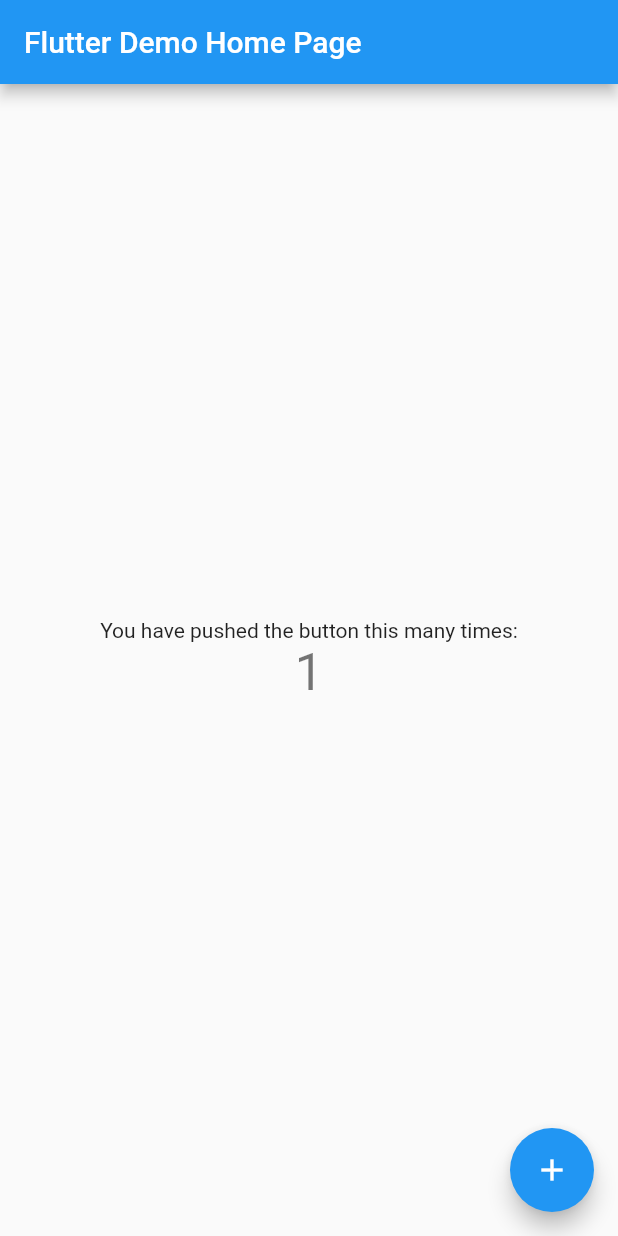
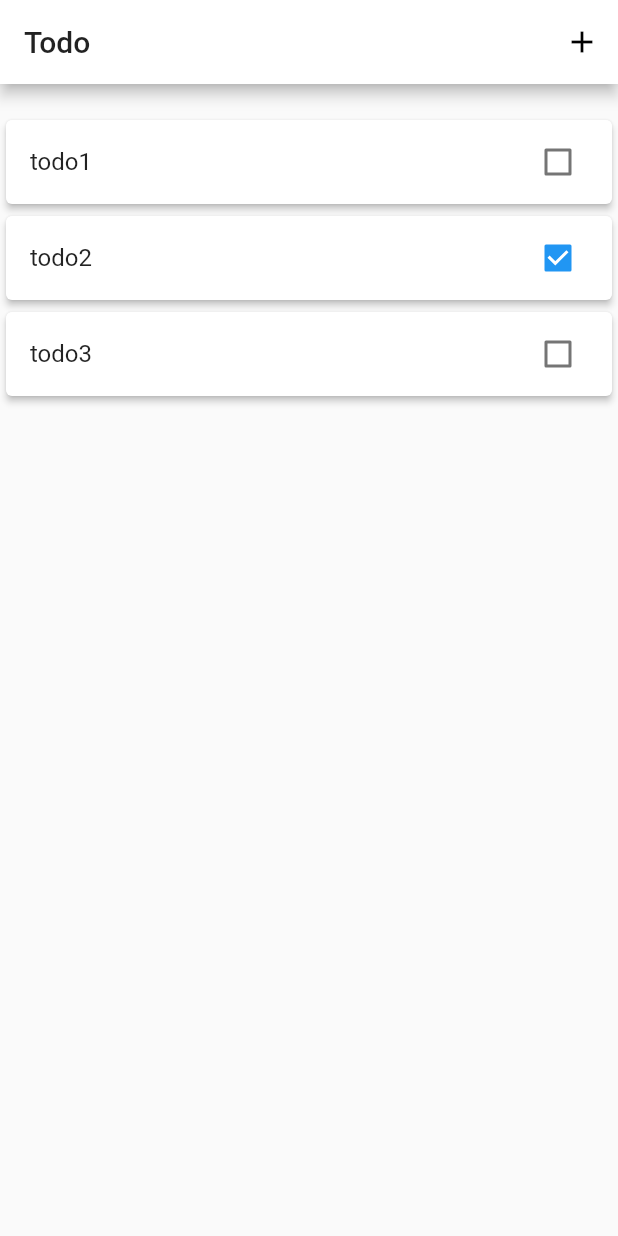
Before and after one commit to git-nori/_tr_flutter-todo, a Flutter app: the screen it shows after launch, after a tap on the "add" icon, on a phone screen of 412 x 824 dp. Run offline on Flutter 3.47's test engine with Material 2 defaults, Android fonts, the phone set to English and light mode, and no system bars; our stand-ins replace flutter_riverpod, freezed_annotation; generated files the repository leaves out were written again.

Commit message:
[add]todo_list_viewを作成

```diff
--- /dev/null
+++ b/lib/app.dart
@@ -0,0 +1,17 @@
+import 'package:flutter/material.dart';
+import 'package:flutter_riverpod/flutter_riverpod.dart';
+
+import 'pages/todo_list_page/todo_list_page.dart';
+
+class App extends ConsumerWidget {
+  @override
+  Widget build(BuildContext context, ScopedReader watch) {
+    return MaterialApp(
+      theme: ThemeData(primaryColor: Colors.white),
+      home: TodoListPage(),
+      routes: <String, WidgetBuilder>{
+        TodoListPage.routeName: (BuildContext context) => TodoListPage(),
+      },
+    );
+  }
+}
--- a/lib/main.dart
+++ b/lib/main.dart
@@ -1,65 +1,8 @@
 import 'package:flutter/material.dart';
 import 'package:flutter_riverpod/flutter_riverpod.dart';
 
+import 'app.dart';
+
 void main() {
-  runApp(ProviderScope(child: MyApp()));
+  runApp(ProviderScope(child: App()));
 }
-
-class MyApp extends StatelessWidget {
-  @override
-  Widget build(BuildContext context) {
-    return MaterialApp(
-      title: 'Flutter Demo',
-      theme: ThemeData(
-        primarySwatch: Colors.blue,
-      ),
-      home: MyHomePage(title: 'Flutter Demo Home Page'),
-    );
-  }
-}
-
-class MyHomePage extends StatefulWidget {
-  MyHomePage({Key key, this.title}) : super(key: key);
-  final String title;
-
-  @override
-  _MyHomePageState createState() => _MyHomePageState();
-}
-
-class _MyHomePageState extends State<MyHomePage> {
-  int _counter = 0;
-
-  void _incrementCounter() {
-    setState(() {
-      _counter++;
-    });
-  }
-
-  @override
-  Widget build(BuildContext context) {
-    return Scaffold(
-      appBar: AppBar(
-        title: Text(widget.title),
-      ),
-      body: Center(
-        child: Column(
-          mainAxisAlignment: MainAxisAlignment.center,
-          children: <Widget>[
-            Text(
-              'You have pushed the button this many times:',
-            ),
-            Text(
-              '$_counter',
-              style: Theme.of(context).textTheme.headline4,
-            ),
-          ],
-        ),
-      ),
-      floatingActionButton: FloatingActionButton(
-        onPressed: _incrementCounter,
-        tooltip: 'Increment',
-        child: Icon(Icons.add),
-      ), // This trailing comma makes auto-formatting nicer for build methods.
-    );
-  }
-}
--- a/lib/model/controllers/todo_controller/todo_controller.dart
+++ b/lib/model/controllers/todo_controller/todo_controller.dart
@@ -1,3 +1,4 @@
+import 'package:flutter/material.dart';
 import 'package:flutter_riverpod/flutter_riverpod.dart';
 import 'package:flutter_todo/model/entities/entities.dart';
 import 'todo_state.dart';
@@ -20,7 +21,7 @@ class TodoController extends StateNotifier<TodoState> {
     state = state.copyWith(todoList: [...state.todoList, newTodo]);
   }
 
-  void toggleTodo({int id, bool isDone}) {
+  void toggleTodo({@required int id}) {
     final newTodoList = state.todoList.map((e) {
       if (e.id != id) {
         return e;
--- /dev/null
+++ b/lib/pages/todo_list_page/tile/todo_tile.dart
@@ -0,0 +1,23 @@
+import 'package:flutter/material.dart';
+import 'package:flutter_riverpod/flutter_riverpod.dart';
+import 'package:flutter_todo/model/controllers/todo_controller/todo_controller.dart';
+import 'package:flutter_todo/model/entities/entities.dart';
+
+class TodoTile extends ConsumerWidget {
+  const TodoTile({Key key, @required this.todo}) : super(key: key);
+  final Todo todo;
+
+  @override
+  Widget build(BuildContext context, ScopedReader watch) {
+    return Card(
+      elevation: 2,
+      child: CheckboxListTile(
+        title: Text('${todo.title}'),
+        onChanged: (bool value) {
+          watch(todoProvider).toggleTodo(id: todo.id);
+        },
+        value: todo.isDone,
+      ),
+    );
+  }
+}
--- /dev/null
+++ b/lib/pages/todo_list_page/todo_list_page.dart
@@ -0,0 +1,33 @@
+import 'package:flutter/material.dart';
+import 'package:flutter_riverpod/flutter_riverpod.dart';
+import 'package:flutter_todo/model/controllers/controllers.dart';
+
+import 'tile/todo_tile.dart';
+
+class TodoListPage extends StatelessWidget {
+  static const routeName = '/list';
+
+  @override
+  Widget build(BuildContext context) {
+    return Scaffold(
+      appBar: AppBar(
+        title: const Text('Todo'),
+        actions: [IconButton(icon: const Icon(Icons.add), onPressed: () {})],
+      ),
+      body: _ListView(),
+    );
+  }
+}
+
+class _ListView extends ConsumerWidget {
+  @override
+  Widget build(BuildContext context, ScopedReader watch) {
+    return ListView.builder(
+      padding: const EdgeInsets.only(top: 20),
+      itemBuilder: (_, int index) => TodoTile(
+        todo: watch(todoProvider.state).todoList[index],
+      ),
+      itemCount: watch(todoProvider.state).todoList.length,
+    );
+  }
+}
```
